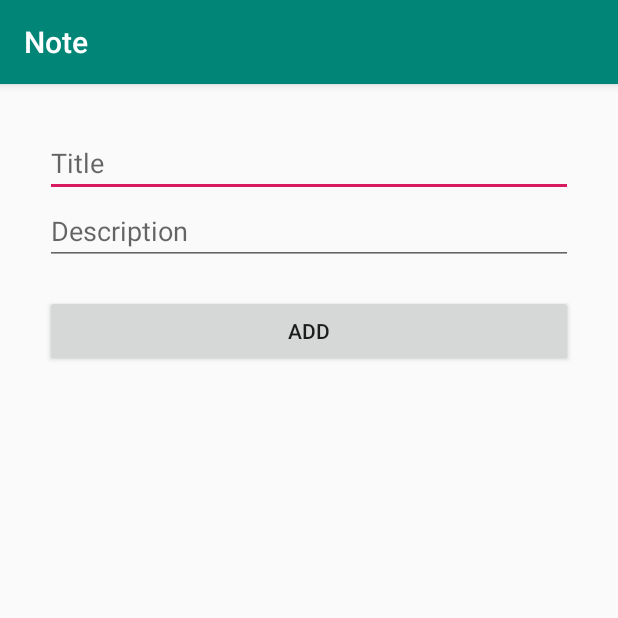
After one commit to arunrkwork/android-mvvvm-note-viewmodel, an Android app: the NoteActivity screen opened directly, with no data from a screen before it, on a phone screen of 412 x 824 dp, the top half of it. The commit adds this screen. Run offline under Robolectric (Android 15) with nearby library versions, the phone set to English and light mode, and no system bars.

Commit message:
new activity added

```diff
--- a/app/build.gradle
+++ b/app/build.gradle
@@ -30,7 +30,8 @@ dependencies {
     def room_version = "2.2.0"
 
     implementation "androidx.room:room-runtime:$room_version"
-    annotationProcessor "androidx.room:room-compiler:$room_version" // For Kotlin use kapt instead of annotationProcessor
+    annotationProcessor "androidx.room:room-compiler:$room_version"
+    // For Kotlin use kapt instead of annotationProcessor
 
     def lifecycle_version = "2.1.0"
 
@@ -40,4 +41,6 @@ dependencies {
     implementation 'com.google.android.material:material:1.0.0'
 // For Kotlin use kapt instead of annotationProcessor
 
+    implementation 'com.google.code.gson:gson:2.8.6'
+
 }
--- a/app/src/main/AndroidManifest.xml
+++ b/app/src/main/AndroidManifest.xml
@@ -9,7 +9,8 @@
         android:roundIcon="@mipmap/ic_launcher_round"
         android:supportsRtl="true"
         android:theme="@style/AppTheme">
-        <activity android:name=".MainActivity">
+        <activity android:name=".ui.activity.NoteActivity"></activity>
+        <activity android:name=".ui.activity.main.MainActivity">
             <intent-filter>
                 <action android:name="android.intent.action.MAIN" />
 
--- a/app/src/main/java/com/e/note/AppDatabase.java
+++ b/app/src/main/java/com/e/note/data/db/AppDatabase.java
@@ -1,10 +1,13 @@
-package com.e.note;
+package com.e.note.data.db;
 
 import android.content.Context;
 
 import androidx.room.Database;
 import androidx.room.Room;
 import androidx.room.RoomDatabase;
+
+import com.e.note.data.dao.NoteDao;
+import com.e.note.data.entities.Note;
 
 @Database(entities = { Note.class }, version = 1)
 public abstract class AppDatabase extends RoomDatabase {
--- a/app/src/main/java/com/e/note/Note.java
+++ b/app/src/main/java/com/e/note/data/entities/Note.java
@@ -1,9 +1,10 @@
-package com.e.note;
+package com.e.note.data.entities;
 
 import androidx.room.ColumnInfo;
 import androidx.room.Entity;
-import androidx.room.Index;
 import androidx.room.PrimaryKey;
+
+import com.e.note.utils.Const;
 
 @Entity(
         tableName = Const.TABLE_NOTE
--- /dev/null
+++ b/app/src/main/java/com/e/note/ui/activity/NoteActivity.java
@@ -0,0 +1,72 @@
+package com.e.note.ui.activity;
+
+import androidx.appcompat.app.AppCompatActivity;
+
+import android.app.Activity;
+import android.content.Intent;
+import android.os.Bundle;
+import android.text.TextUtils;
+import android.util.Log;
+import android.view.View;
+import android.widget.Button;
+import android.widget.EditText;
+
+import com.e.note.R;
+import com.e.note.data.entities.Note;
+import com.google.gson.Gson;
+import com.google.gson.GsonBuilder;
+
+public class NoteActivity extends AppCompatActivity implements View.OnClickListener {
+
+    private static final String TAG = "NoteActivity";
+    EditText edTitle, edDescription;
+    Button btnAddNote;
+    Note note = null;
+    Gson gson;
+
+    @Override
+    protected void onCreate(Bundle savedInstanceState) {
+        super.onCreate(savedInstanceState);
+        setContentView(R.layout.activity_note);
+
+        gson = new GsonBuilder().create();
+        if (getIntent().getExtras() != null) {
+            String noteJson = getIntent().getExtras().getString("note");
+            note = new Note();
+            Log.d(TAG, "onCreate: " + noteJson);
+            note = gson.fromJson(noteJson, Note.class);
+        }
+
+        edTitle = findViewById(R.id.edTitle);
+        edDescription = findViewById(R.id.edDescription);
+        btnAddNote = findViewById(R.id.btnAddNote);
+        btnAddNote. setOnClickListener(this);
+
+        if (note != null) {
+            edTitle.setText(note.getTitle());
+            edDescription.setText(note.getDesc());
+        }
+    }
+
+    @Override
+    public void onClick(View v) {
+        if (v.getId() == R.id.btnAddNote) {
+
+            String title, description;
+            title = edTitle.getText().toString().trim();
+            description = edDescription.getText().toString().trim();
+
+            if (!TextUtils.isEmpty(title) && !TextUtils.isEmpty(description)) {
+                Intent resultIntent = new Intent();
+                Note newNote = new Note();
+                newNote.setId(note != null ? note.getId() : 0);
+                newNote.setTitle(title);
+                newNote.setDesc(description);
+                String json = gson.toJson(newNote);
+                resultIntent.putExtra("note", json);
+                setResult(Activity.RESULT_OK, resultIntent);
+                finish();
+            }
+        }
+    }
+}
--- a/app/src/main/java/com/e/note/Const.java
+++ b/app/src/main/java/com/e/note/utils/Const.java
@@ -1,4 +1,4 @@
-package com.e.note;
+package com.e.note.utils;
 
 public class Const {
 
--- /dev/null
+++ b/app/src/main/res/layout/activity_note.xml
@@ -0,0 +1,41 @@
+<?xml version="1.0" encoding="utf-8"?>
+<androidx.constraintlayout.widget.ConstraintLayout xmlns:android="http://schemas.android.com/apk/res/android"
+    xmlns:app="http://schemas.android.com/apk/res-auto"
+    xmlns:tools="http://schemas.android.com/tools"
+    android:layout_width="match_parent"
+    android:layout_height="match_parent"
+    android:layout_margin="10dp"
+    tools:context=".ui.activity.NoteActivity">
+
+    <LinearLayout
+        android:layout_width="match_parent"
+        android:layout_height="match_parent"
+        android:layout_margin="20dp"
+        android:orientation="vertical">
+
+        <EditText
+            android:id="@+id/edTitle"
+            android:layout_width="match_parent"
+            android:layout_height="wrap_content"
+            android:hint="Title"
+            android:inputType="textPersonName" />
+
+        <EditText
+            android:id="@+id/edDescription"
+            android:layout_width="match_parent"
+            android:layout_height="wrap_content"
+            android:gravity="start|top"
+            android:hint="Description"
+            android:inputType="textMultiLine"
+            android:maxLines="3" />
+
+        <Button
+            android:id="@+id/btnAddNote"
+            android:layout_width="match_parent"
+            android:layout_height="wrap_content"
+            android:layout_marginTop="20dp"
+            android:text="ADD" />
+
+    </LinearLayout>
+
+</androidx.constraintlayout.widget.ConstraintLayout>
```
Also changed, not shown: app/src/main/java/com/e/note/DatabaseRepository.java (deleted, +0 -63 lines), app/src/main/java/com/e/note/MainActivity.java (deleted, +0 -104 lines), app/src/main/java/com/e/note/NoteViewModel.java (deleted, +0 -33 lines), app/src/main/java/com/e/note/data/dao/NoteDao.java (renamed from app/src/main/java/com/e/note/NoteDao.java, +5 -2 lines), app/src/main/java/com/e/note/data/repository/DatabaseRepository.java (added, +129 -0 lines), app/src/main/java/com/e/note/ui/activity/main/MainActivity.java (added, +155 -0 lines), app/src/main/java/com/e/note/ui/activity/main/NoteViewModel.java (added, +55 -0 lines), app/src/main/java/com/e/note/ui/adapter/NoteAdapter.java (renamed from app/src/main/java/com/e/note/NoteAdapter.java, +18 -10 lines), app/src/main/java/com/e/note/ui/adapter/RecyclerViewClickListener.java (added, +7 -0 lines), app/src/main/res/layout/activity_main.xml (+3 -13 lines).
